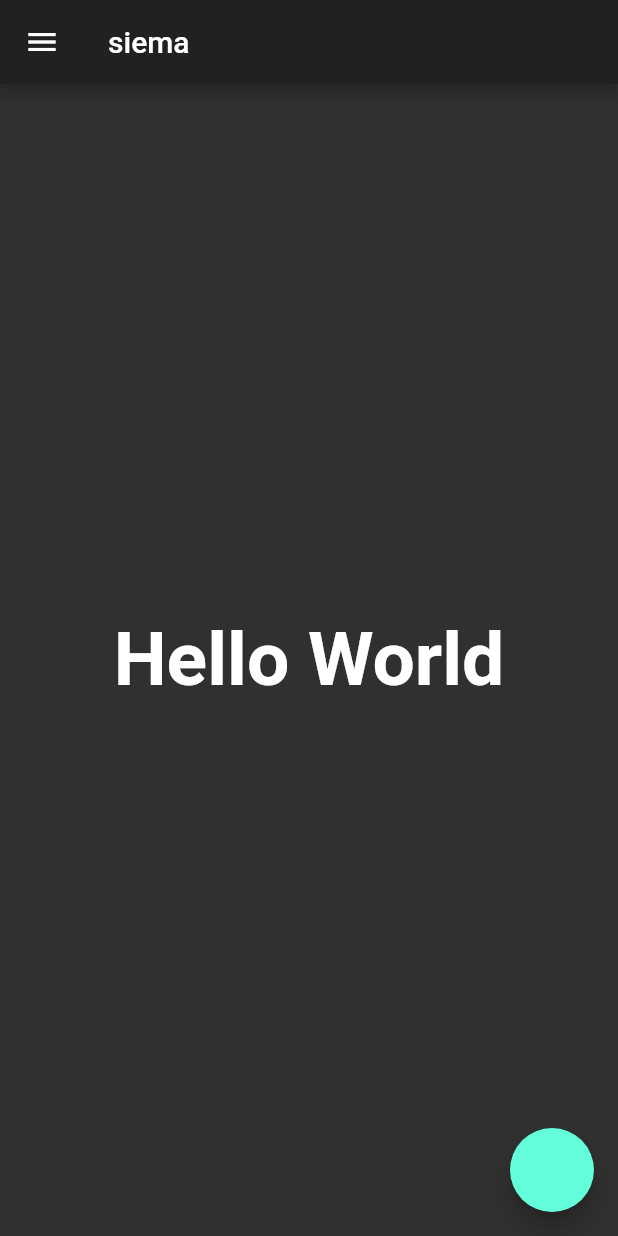
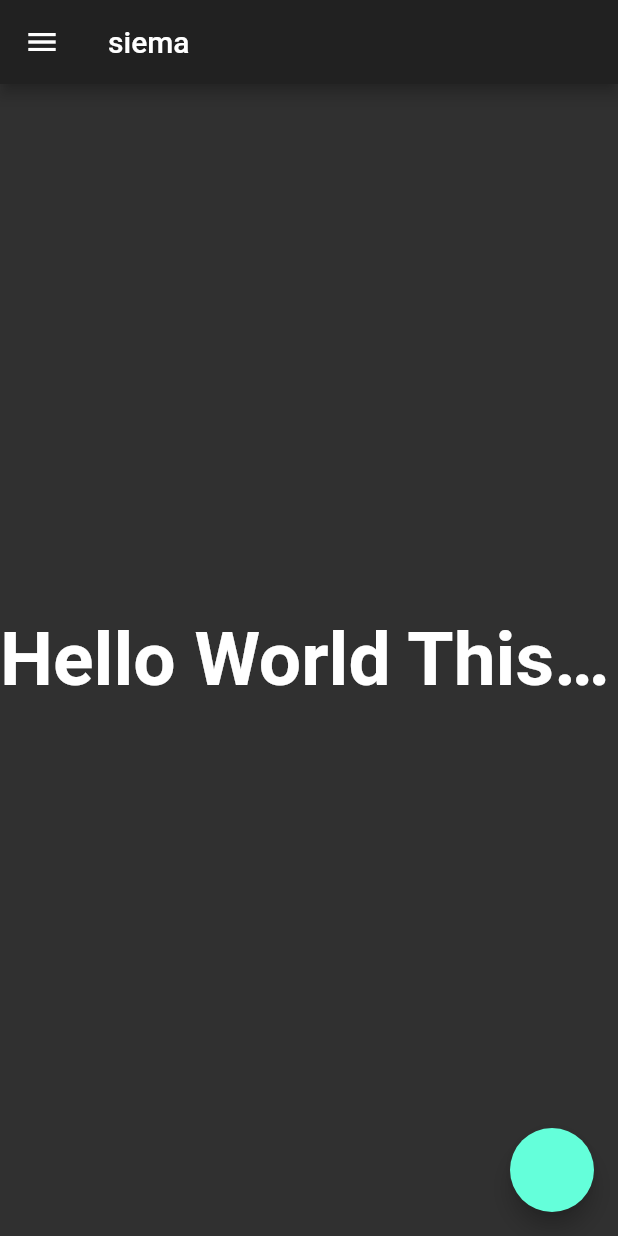
Before and after one commit to Czapelxd/flutter_test_app, a Flutter app: the screen it shows after launch, on a phone screen of 412 x 824 dp. Run offline on Flutter 3.47's test engine with Material 2 defaults, Android fonts, the phone set to English and light mode, and no system bars.

Commit message:
text styling // overflow.ellipsis make those nice 3... dots

```diff
--- a/lib/main.dart
+++ b/lib/main.dart
@@ -16,10 +16,19 @@ class MyApp extends StatelessWidget {
           title: Text('siema'),
         ),
         body: Center(
-          child: Text('Hello World', style: TextStyle(
-            fontSize: 50,
-            fontWeight: FontWeight.bold
-          ),),
+          child: Row(
+            children: <Widget>[
+              Expanded(
+                child: Container(
+                  child: Text(
+                    'Hello World This is to long',
+                    overflow: TextOverflow.ellipsis,
+                    style: TextStyle(fontSize: 50, fontWeight: FontWeight.bold),
+                  ),
+                ),
+              ),
+            ],
+          ),
         ),
         floatingActionButton: FloatingActionButton(
           onPressed: () {},
```
